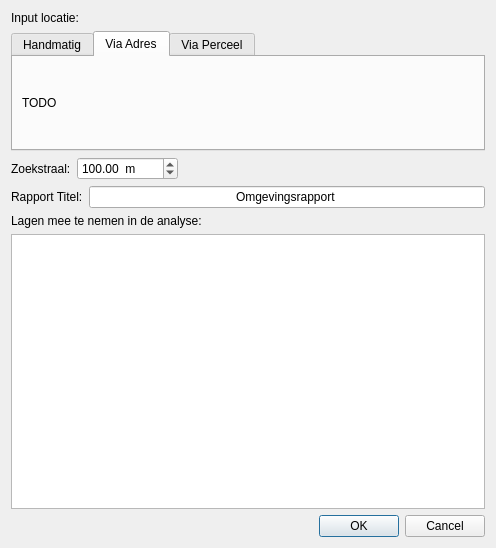
Qt form ui_OmgevingsAnalyseDlg.ui (milieuinfo/OmgevingsAnalyse) before a commit.
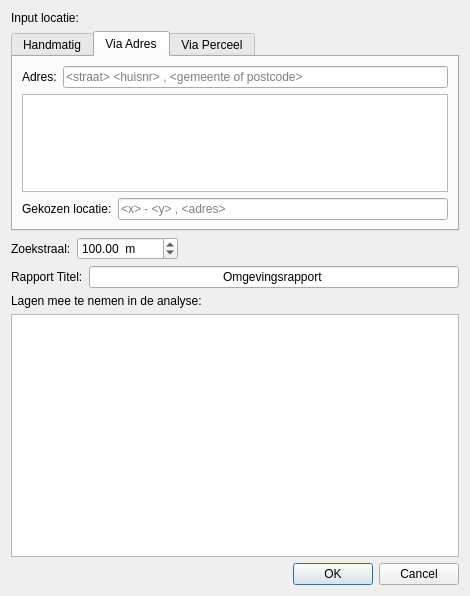
The same form after that commit. The open tabs and pages were chosen to show the change. Icons and pictures are not drawn.

Commit message: added adres lookup

What changed in the file:
```diff
--- a/ui_OmgevingsAnalyseDlg.ui
+++ b/ui_OmgevingsAnalyseDlg.ui
@@ -6,8 +6,8 @@
    <rect>
     <x>0</x>
     <y>0</y>
-    <width>496</width>
-    <height>548</height>
+    <width>470</width>
+    <height>596</height>
    </rect>
   </property>
   <property name="windowTitle">
@@ -30,7 +30,7 @@
      <property name="maximumSize">
       <size>
        <width>16777215</width>
-       <height>120</height>
+       <height>200</height>
       </size>
      </property>
      <property name="currentIndex">
@@ -76,11 +76,46 @@
       </attribute>
       <layout class="QVBoxLayout" name="verticalLayout_3">
        <item>
-        <widget class="QLabel" name="label_3">
-         <property name="text">
-          <string>TODO</string>
-         </property>
-        </widget>
+        <layout class="QHBoxLayout" name="horizontalLayout_3">
+         <item>
+          <widget class="QLabel" name="label_3">
+           <property name="text">
+            <string>Adres:</string>
+           </property>
+          </widget>
+         </item>
+         <item>
+          <widget class="QLineEdit" name="adresInputText">
+           <property name="placeholderText">
+            <string>&lt;straat&gt; &lt;huisnr&gt; , &lt;gemeente of postcode&gt;</string>
+           </property>
+          </widget>
+         </item>
+        </layout>
+       </item>
+       <item>
+        <widget class="QListWidget" name="adresSelectionList"/>
+       </item>
+       <item>
+        <layout class="QHBoxLayout" name="horizontalLayout_4">
+         <item>
+          <widget class="QLabel" name="label_7">
+           <property name="text">
+            <string>Gekozen locatie:</string>
+           </property>
+          </widget>
+         </item>
+         <item>
+          <widget class="QLineEdit" name="adresLocationTxt">
+           <property name="readOnly">
+            <bool>true</bool>
+           </property>
+           <property name="placeholderText">
+            <string>&lt;x&gt; - &lt;y&gt; , &lt;adres&gt;</string>
+           </property>
+          </widget>
+         </item>
+        </layout>
        </item>
       </layout>
      </widget>
```
Left out of the diff: 19 changed lines with no effect on the pictures. The commit also changes 6 other files.
